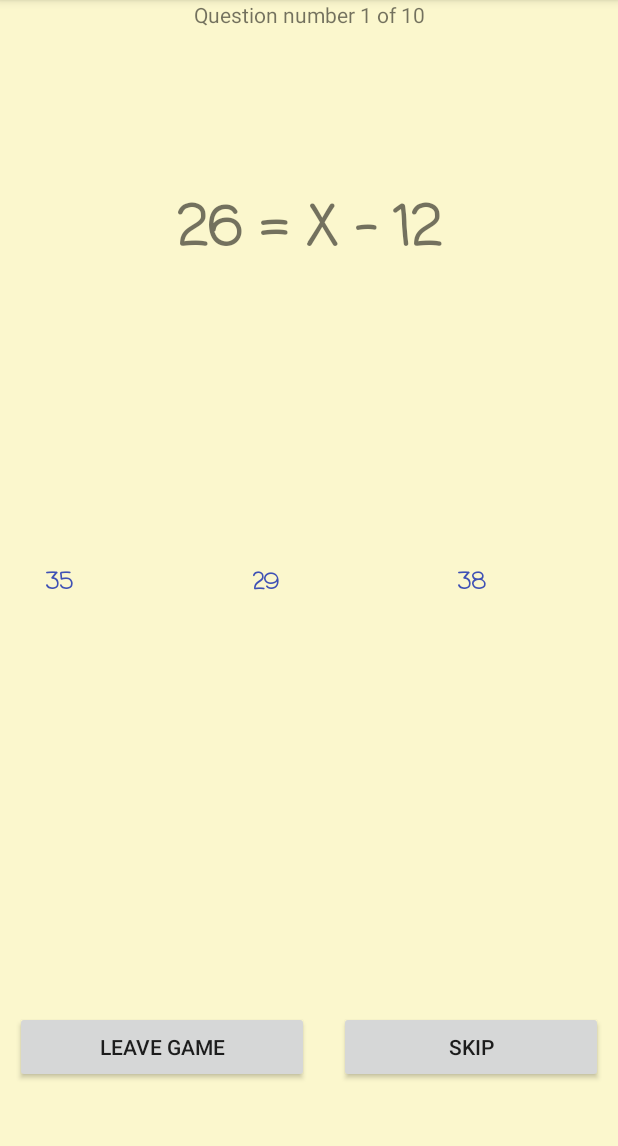
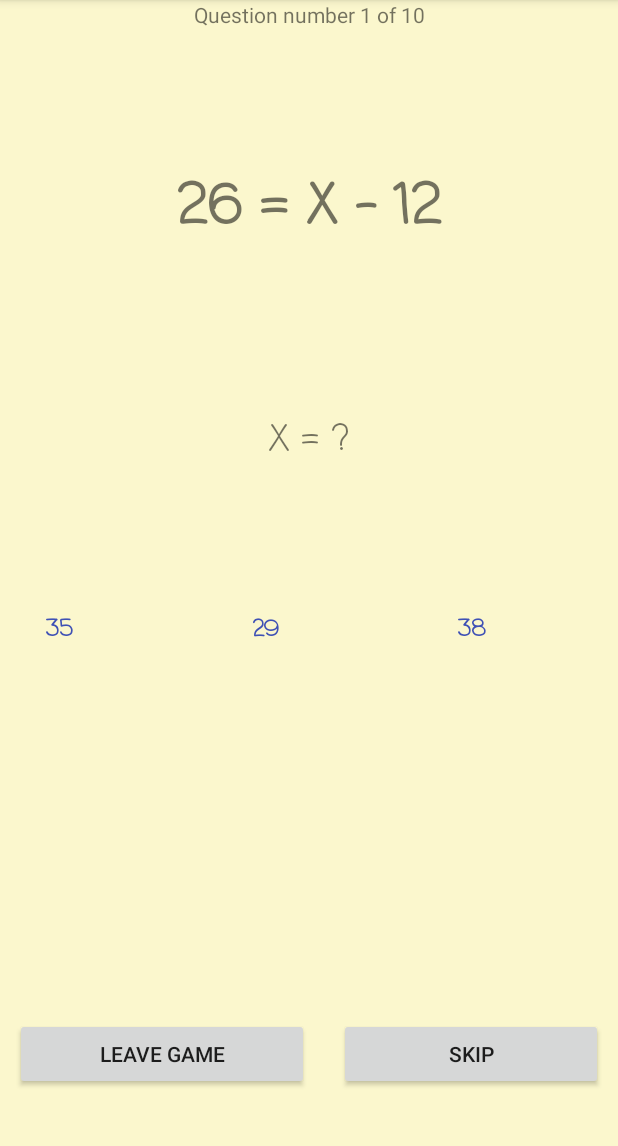
Before and after one commit to CraigMorris1986/AndroidStudioFiles, an Android app: the GameActivity screen opened directly, with no data from a screen before it, on a phone screen of 412 x 824 dp, the part 84-1230 px from its top. Run offline under Robolectric (Android 15) with nearby library versions, the phone set to English and light mode, and no system bars.

Commit message:
fix logic error where the check in GamePlay to stop random numbers repeating for possible answers would still generate a same number, the random range was always generating 0 add text hint display to user to show that looking for the value of X is the task.

```diff
--- a/EducationApp/app/src/main/java/au/edu/jcu/cp3406/educationapp/GamePlay.java
+++ b/EducationApp/app/src/main/java/au/edu/jcu/cp3406/educationapp/GamePlay.java
@@ -71,7 +71,7 @@ public class GamePlay {
                     // makes the random number smaller than the correct answer
                     int randomNumber = correctAnswer - random.nextInt((int) (correctAnswer - correctAnswer * 0.2)) + 1;
                     if (answersList.contains(randomNumber)) {
-                        randomNumber -= random.nextInt(1) + 1;
+                        randomNumber -= random.nextInt(2) + 1;
                     }
                     answersList.add(randomNumber);
                 }
--- a/EducationApp/app/src/main/res/layout/activity_game.xml
+++ b/EducationApp/app/src/main/res/layout/activity_game.xml
@@ -25,6 +25,16 @@
         android:text=""
         android:textSize="36sp"
         android:textStyle="bold" />
+
+    <TextView
+        android:id="@+id/gameHintDisplay"
+        android:layout_width="match_parent"
+        android:layout_height="wrap_content"
+        android:layout_weight=".5"
+        android:fontFamily="casual"
+        android:gravity="center"
+        android:text="@string/xEqualsString"
+        android:textSize="24sp" />
 
     <LinearLayout
         style="?android:attr/buttonBarStyle"
--- a/EducationApp/app/src/main/res/values/strings.xml
+++ b/EducationApp/app/src/main/res/values/strings.xml
@@ -23,4 +23,5 @@
     <string name="playSoundsString">Play Sounds</string>
     <string name="tweetString">tweet</string>
     <string name="topScoresString">Top 5 Scores</string>
+    <string name="xEqualsString">X = ?</string>
 </resources>
```
